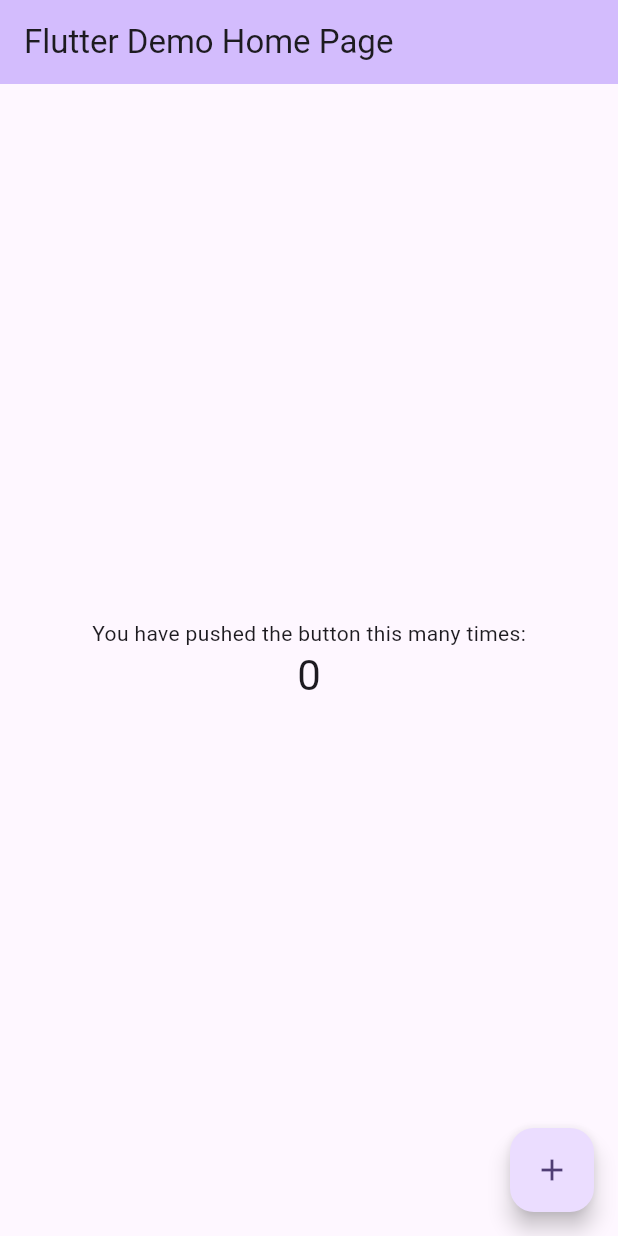
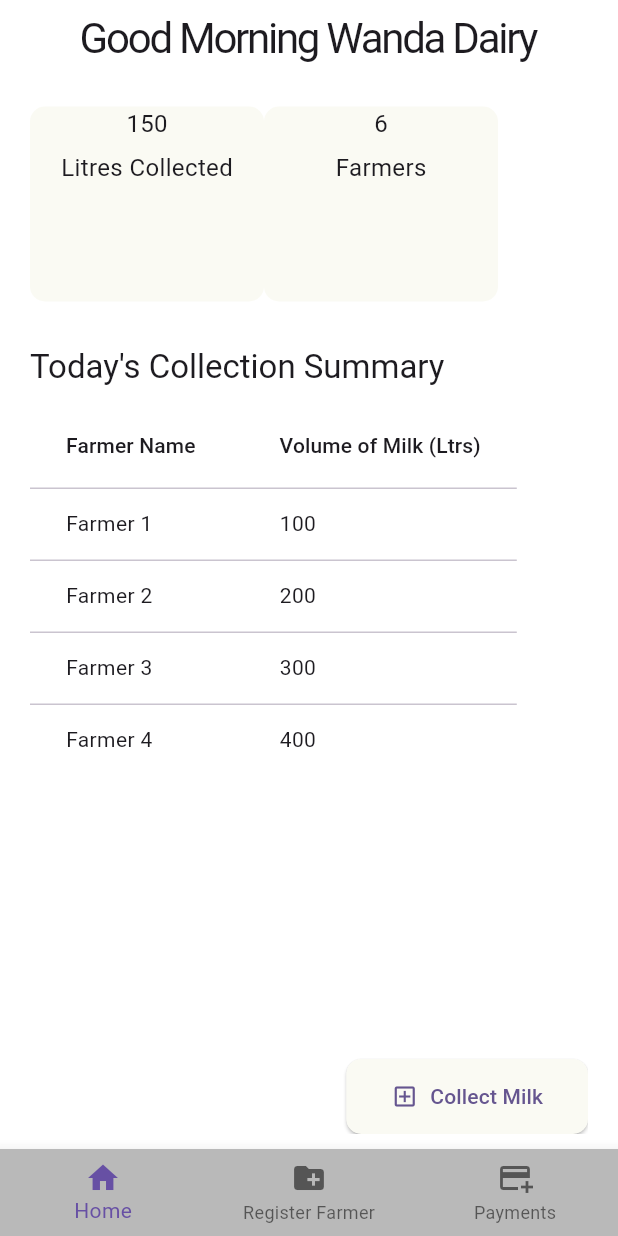
Before and after one commit to kariuki-joseph/wanda-dairy, a Flutter app: the screen it shows after launch, on a phone screen of 412 x 824 dp. Run offline on Flutter 3.47's test engine with Material 3 defaults, Android fonts, the phone set to English and light mode, and no system bars; our stand-ins replace get.

Commit message:
refactor: rename class and file names

```diff
--- a/lib/main.dart
+++ b/lib/main.dart
@@ -1,4 +1,9 @@
 import 'package:flutter/material.dart';
+import 'package:wanda_dairy/screens/choose_account.dart';
+import 'package:wanda_dairy/screens/home/dairy_home_page.dart';
+import 'package:wanda_dairy/screens/login/login.dart';
+import 'package:wanda_dairy/screens/register/register.dart';
+import 'package:wanda_dairy/themes/app_theme.dart';
 
 void main() {
   runApp(const MyApp());
@@ -11,115 +16,9 @@
   @override
   Widget build(BuildContext context) {
     return MaterialApp(
-      title: 'Flutter Demo',
-      theme: ThemeData(
-        // This is the theme of your application.
-        //
-        // TRY THIS: Try running your application with "flutter run". You'll see
-        // the application has a purple toolbar. Then, without quitting the app,
-        // try changing the seedColor in the colorScheme below to Colors.green
-        // and then invoke "hot reload" (save your changes or press the "hot
-        // reload" button in a Flutter-supported IDE, or press "r" if you used
-        // the command line to start the app).
-        //
-        // Notice that the counter didn't reset back to zero; the application
-        // state is not lost during the reload. To reset the state, use hot
-        // restart instead.
-        //
-        // This works for code too, not just values: Most code changes can be
-        // tested with just a hot reload.
-        colorScheme: ColorScheme.fromSeed(seedColor: Colors.deepPurple),
-        useMaterial3: true,
-      ),
-      home: const MyHomePage(title: 'Flutter Demo Home Page'),
+      title: 'Wanda Dairy',
+      theme: AppTheme.theme,
+      home: const DairyHomePage(),
     );
   }
 }
-
-class MyHomePage extends StatefulWidget {
-  const MyHomePage({super.key, required this.title});
-
-  // This widget is the home page of your application. It is stateful, meaning
-  // that it has a State object (defined below) that contains fields that affect
-  // how it looks.
-
-  // This class is the configuration for the state. It holds the values (in this
-  // case the title) provided by the parent (in this case the App widget) and
-  // used by the build method of the State. Fields in a Widget subclass are
-  // always marked "final".
-
-  final String title;
-
-  @override
-  State<MyHomePage> createState() => _MyHomePageState();
-}
-
-class _MyHomePageState extends State<MyHomePage> {
-  int _counter = 0;
-
-  void _incrementCounter() {
-    setState(() {
-      // This call to setState tells the Flutter framework that something has
-      // changed in this State, which causes it to rerun the build method below
-      // so that the display can reflect the updated values. If we changed
-      // _counter without calling setState(), then the build method would not be
-      // called again, and so nothing would appear to happen.
-      _counter++;
-    });
-  }
-
-  @override
-  Widget build(BuildContext context) {
-    // This method is rerun every time setState is called, for instance as done
-    // by the _incrementCounter method above.
-    //
-    // The Flutter framework has been optimized to make rerunning build methods
-    // fast, so that you can just rebuild anything that needs updating rather
-    // than having to individually change instances of widgets.
-    return Scaffold(
-      appBar: AppBar(
-        // TRY THIS: Try changing the color here to a specific color (to
-        // Colors.amber, perhaps?) and trigger a hot reload to see the AppBar
-        // change color while the other colors stay the same.
-        backgroundColor: Theme.of(context).colorScheme.inversePrimary,
-        // Here we take the value from the MyHomePage object that was created by
-        // the App.build method, and use it to set our appbar title.
-        title: Text(widget.title),
-      ),
-      body: Center(
-        // Center is a layout widget. It takes a single child and positions it
-        // in the middle of the parent.
-        child: Column(
-          // Column is also a layout widget. It takes a list of children and
-          // arranges them vertically. By default, it sizes itself to fit its
-          // children horizontally, and tries to be as tall as its parent.
-          //
-          // Column has various properties to control how it sizes itself and
-          // how it positions its children. Here we use mainAxisAlignment to
-          // center the children vertically; the main axis here is the vertical
-          // axis because Columns are vertical (the cross axis would be
-          // horizontal).
-          //
-          // TRY THIS: Invoke "debug painting" (choose the "Toggle Debug Paint"
-          // action in the IDE, or press "p" in the console), to see the
-          // wireframe for each widget.
-          mainAxisAlignment: MainAxisAlignment.center,
-          children: <Widget>[
-            const Text(
-              'You have pushed the button this many times:',
-            ),
-            Text(
-              '$_counter',
-              style: Theme.of(context).textTheme.headlineMedium,
-            ),
-          ],
-        ),
-      ),
-      floatingActionButton: FloatingActionButton(
-        onPressed: _incrementCounter,
-        tooltip: 'Increment',
-        child: const Icon(Icons.add),
-      ), // This trailing comma makes auto-formatting nicer for build methods.
-    );
-  }
-}
--- a/lib/screens/home/home_page.dart
+++ b/lib/screens/home/dairy_home_page.dart
@@ -1,19 +1,19 @@
 import 'package:flutter/material.dart';
-import 'package:wanda_dairy/screens/home/tabs/farmer_home_page.dart';
+import 'package:wanda_dairy/screens/home/tabs/dairy_home_tab.dart';
 import 'package:wanda_dairy/screens/home/tabs/payments.dart';
 import 'package:wanda_dairy/screens/home/tabs/register_farmer.dart';
 import 'package:wanda_dairy/widgets/bottom_navbar.dart';
 import 'package:wanda_dairy/widgets/info_box.dart';
 import 'package:wanda_dairy/widgets/secondary_button.dart';
 
-class HomePageDairy extends StatefulWidget {
-  const HomePageDairy({super.key});
+class DairyHomePage extends StatefulWidget {
+  const DairyHomePage({super.key});
 
   @override
-  State<HomePageDairy> createState() => _HomePageDairyState();
+  State<DairyHomePage> createState() => _DairyHomePageState();
 }
 
-class _HomePageDairyState extends State<HomePageDairy> {
+class _DairyHomePageState extends State<DairyHomePage> {
   int _currentIndex = 0;
   final _pageController = PageController();
 
@@ -33,7 +33,7 @@ class _HomePageDairyState extends State<HomePageDairy> {
               );
             },
             children: const [
-              FarmerHomePage(),
+              DairyHomeTab(),
               RegisterFarmer(),
               Payments(),
             ],
--- a/lib/screens/home/tabs/farmer_home_page.dart
+++ b/lib/screens/home/tabs/dairy_home_tab.dart
@@ -4,8 +4,8 @@ import 'package:wanda_dairy/widgets/info_box.dart';
 import 'package:wanda_dairy/widgets/primary_button.dart';
 import 'package:wanda_dairy/widgets/secondary_button.dart';
 
-class FarmerHomePage extends StatelessWidget {
-  const FarmerHomePage({
+class DairyHomeTab extends StatelessWidget {
+  const DairyHomeTab({
     super.key,
   });
 
```
Also changed, not shown: lib/screens/home/farmer_homepage.dart (added, +15 -0 lines), lib/screens/home/tabs/farmer_home_tab.dart (added).
